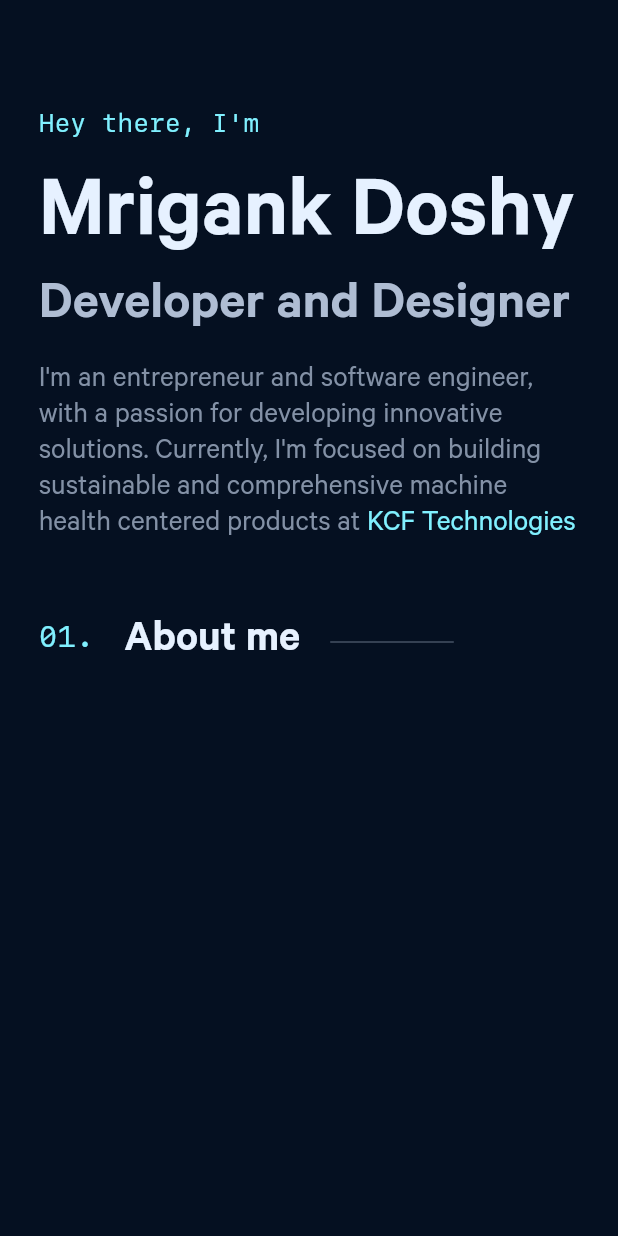
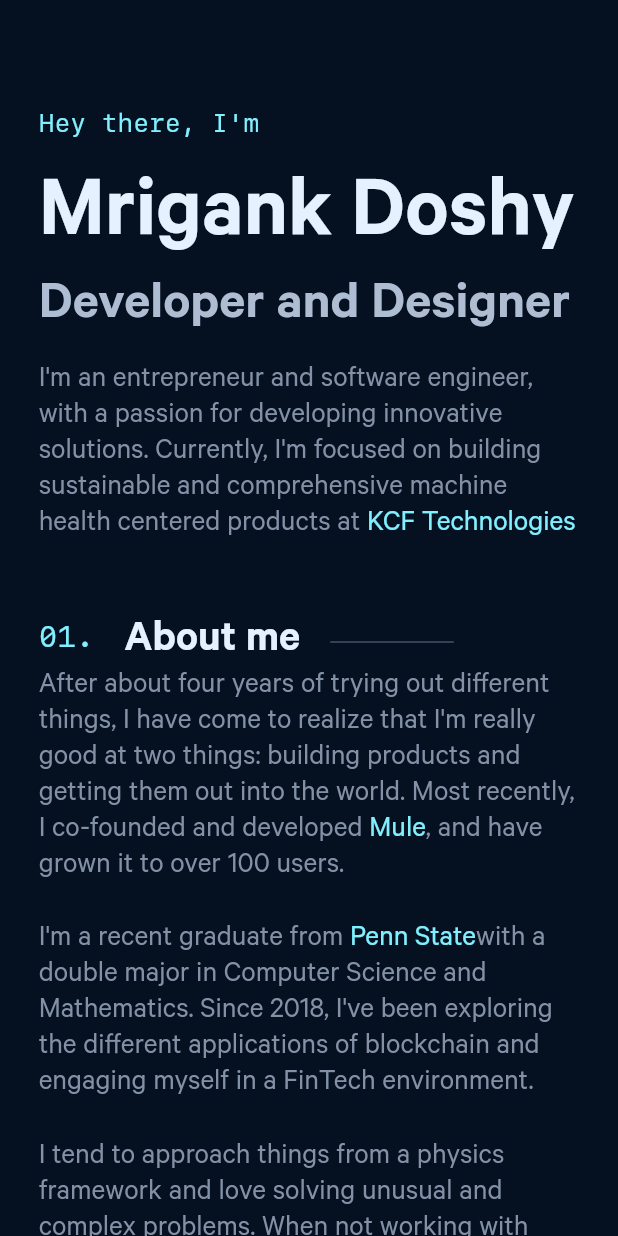
Before and after one commit to mrigankdoshy/personal-website, a Flutter app: the screen it shows after launch, on a phone screen of 412 x 824 dp. Run offline on Flutter 3.47's test engine with Material 2 defaults, Android fonts, the phone set to English and light mode, and no system bars; drawn by our look-alikes of auto_size_text.

Commit message:
About me text

```diff
--- a/lib/data/text.dart
+++ b/lib/data/text.dart
@@ -6,6 +6,24 @@ class IntroData {
       "I'm an entrepreneur and software engineer, with a passion for developing innovative solutions. Currently, I'm focused on building sustainable and comprehensive machine health centered products at ";
 }
 
+class AboutMeData {
+  static const firstParagraphPart1 =
+      "After about four years of trying out different things, I have come to realize that I'm really good at two things: building products and getting them out into the world. Most recently, I co-founded and developed ";
+  static const firstParagraphPart2 = ", and have grown it to over 100 users.";
+
+  static const secondParagraphPart1 = "I'm a recent graduate from ";
+  static const secondParagraphPart2 =
+      "with a double major in Computer Science and Mathematics. Since 2018, I've been exploring the different applications of blockchain and engaging myself in a FinTech environment.";
+
+  static const thirdParagraph =
+      "I tend to approach things from a physics framework and love solving unusual and complex problems. When not working with technology, I can be found creating music or binge watching movies and shows.";
+
+  static const recentTechTitle =
+      "Here are a few technologies I've been working with recently:";
+}
+
 class SharedData {
   static const kcf = "KCF Technologies";
+  static const mule = "Mule";
+  static const pennState = "Penn State";
 }
--- a/lib/data/url.dart
+++ b/lib/data/url.dart
@@ -1,3 +1,5 @@
 class Url {
   static const String kcfTechnologies = 'https://kcftech.com';
+  static const String mule = "https://themuleapp.com";
+  static const String pennState = "https://psu.edu";
 }
--- a/lib/sections/about_me.dart
+++ b/lib/sections/about_me.dart
@@ -1,5 +1,12 @@
+import 'package:auto_size_text/auto_size_text.dart';
+import 'package:flutter/gestures.dart';
 import 'package:flutter/material.dart';
+import 'package:personal_website/data/text.dart';
+import 'package:personal_website/data/url.dart';
+import 'package:personal_website/utils/theme.dart';
+import 'package:personal_website/widgets/responsive_widget.dart';
 import 'package:personal_website/widgets/section_title.dart';
+import 'package:url_launcher/url_launcher.dart';
 
 class AboutMe extends StatelessWidget {
   const AboutMe({Key? key}) : super(key: key);
@@ -9,20 +16,98 @@ class AboutMe extends StatelessWidget {
     return Padding(
         padding: const EdgeInsets.only(top: 32.0, bottom: 32.0),
         child: Row(
+          mainAxisAlignment: MainAxisAlignment.center,
           children: <Widget>[
-            // Title and text
-            Column(
-              children: <Widget>[
-                const SectionTitle(number: "01.", title: "About me"),
-                // Text
-                Column(
-                  children: <Widget>[],
-                ),
-              ],
+            Flexible(
+              child: Column(
+                children: <Widget>[
+                  const SectionTitle(number: "01.", title: "About me"),
+                  Column(
+                    crossAxisAlignment: CrossAxisAlignment.start,
+                    children: <Widget>[
+                      _aboutMeParagraph1(),
+                      const SizedBox(height: 25.0),
+                      _aboutMeParagraph2(),
+                      const SizedBox(height: 25.0),
+                      _aboutMeParagraph3(),
+                      const SizedBox(height: 25.0),
+                      _aboutMeParagraph4(),
+                    ],
+                  ),
+                ],
+              ),
             ),
-            // Image
-            Column(),
+            // Image.asset(
+            //   'assets/intro_background.png',
+            //   scale: ResponsiveWidget.isMediumScreen(context) ? 4.0 : 2.5,
+            // ),
           ],
         ));
   }
+
+  Widget _aboutMeParagraph1() {
+    return AutoSizeText.rich(
+      TextSpan(
+        style: TextStyles.paragraph,
+        children: <TextSpan>[
+          const TextSpan(
+            text: AboutMeData.firstParagraphPart1,
+          ),
+          TextSpan(
+            text: SharedData.mule,
+            style: TextStyles.highlightParagraph,
+            recognizer: TapGestureRecognizer()
+              ..onTap = () {
+                launch(Url.mule);
+              },
+          ),
+          const TextSpan(
+            text: AboutMeData.firstParagraphPart2,
+          ),
+        ],
+      ),
+      maxLines: 6,
+    );
+  }
+
+  Widget _aboutMeParagraph2() {
+    return AutoSizeText.rich(
+      TextSpan(
+        style: TextStyles.paragraph,
+        children: <TextSpan>[
+          const TextSpan(
+            text: AboutMeData.secondParagraphPart1,
+          ),
+          TextSpan(
+            text: SharedData.pennState,
+            style: TextStyles.highlightParagraph,
+            recognizer: TapGestureRecognizer()
+              ..onTap = () {
+                launch(Url.pennState);
+              },
+          ),
+          const TextSpan(
+            text: AboutMeData.secondParagraphPart2,
+          ),
+        ],
+      ),
+      maxLines: 5,
+    );
+  }
+
+  Widget _aboutMeParagraph3() {
+    return const AutoSizeText(
+      AboutMeData.thirdParagraph,
+      style: TextStyles.paragraph,
+      maxLines: 5,
+    );
+  }
+
+  Widget _aboutMeParagraph4() {
+    return const AutoSizeText(
+      AboutMeData.recentTechTitle,
+      style: TextStyles.paragraph,
+      maxLines: 2,
+    );
+  }
 }
--- a/lib/sections/intro.dart
+++ b/lib/sections/intro.dart
@@ -16,7 +16,7 @@ class Intro extends StatelessWidget {
       padding: const EdgeInsets.only(top: 16.0, bottom: 16.0),
       child: Row(
         mainAxisAlignment: MainAxisAlignment.center,
-        children: [
+        children: <Widget>[
           if (!ResponsiveWidget.isSmallScreen(context))
             Image.asset(
               'assets/intro_background.png',
@@ -26,7 +26,7 @@ class Intro extends StatelessWidget {
           Flexible(
             child: Column(
               crossAxisAlignment: CrossAxisAlignment.start,
-              children: [
+              children: <Widget>[
                 _greeting(),
                 const SizedBox(height: 20.0),
                 _nameAndTitle(),
--- a/lib/widgets/section_title.dart
+++ b/lib/widgets/section_title.dart
@@ -14,8 +14,6 @@ class SectionTitle extends StatelessWidget {
 
   @override
   Widget build(BuildContext context) {
-    double width = MediaQuery.of(context).size.width;
-
     return Row(
       mainAxisAlignment: MainAxisAlignment.start,
       crossAxisAlignment: CrossAxisAlignment.center,
@@ -24,11 +22,7 @@ class SectionTitle extends StatelessWidget {
         const SizedBox(width: 20),
         _sectionTitle(title),
         const SizedBox(width: 20),
-        Container(
-          height: 1.0,
-          width: width / 5,
-          color: AppColors.mediumGrey2.withOpacity(0.5),
-        ),
+        _line(context),
       ],
     );
   }
@@ -51,4 +45,13 @@ class SectionTitle extends StatelessWidget {
       maxLines: 1,
     );
   }
+
+  Widget _line(BuildContext context) {
+    double width = MediaQuery.of(context).size.width;
+    return Container(
+      height: 1.0,
+      width: width / 5,
+      color: AppColors.mediumGrey2.withOpacity(0.5),
+    );
+  }
 }
```
